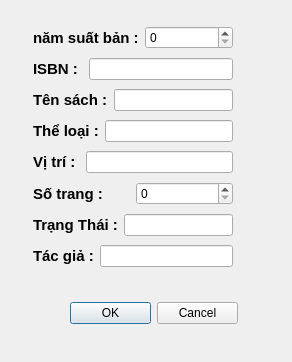
DTTaze/Qt-Library-Management, file librarymanage/themdausach.ui: the form before one commit.
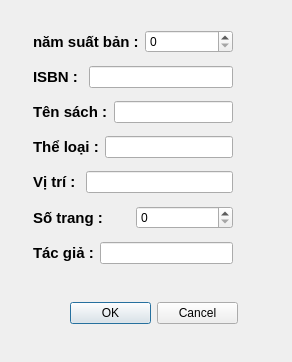
The form after the commit.

```diff
--- a/librarymanage/themdausach.ui
+++ b/librarymanage/themdausach.ui
@@ -13,7 +13,7 @@
   <property name="windowTitle">
    <string>Dialog</string>
   </property>
-  <widget class="QWidget" name="">
+  <widget class="QWidget" name="layoutWidget">
    <property name="geometry">
     <rect>
      <x>70</x>
@@ -39,7 +39,7 @@
     </item>
    </layout>
   </widget>
-  <widget class="QWidget" name="">
+  <widget class="QWidget" name="layoutWidget">
    <property name="geometry">
     <rect>
      <x>33</x>
@@ -62,7 +62,11 @@
        </widget>
       </item>
       <item>
-       <widget class="QSpinBox" name="spinBox_namsb"/>
+       <widget class="QSpinBox" name="spinBox_namsb">
+        <property name="maximum">
+         <number>10000</number>
+        </property>
+       </widget>
       </item>
      </layout>
     </item>
@@ -147,25 +151,12 @@
        </widget>
       </item>
       <item>
-       <widget class="QSpinBox" name="spinBox_sotrang"/>
-      </item>
-     </layout>
-    </item>
-    <item>
-     <layout class="QHBoxLayout" name="horizontalLayout_4">
-      <item>
-       <widget class="QLabel" name="label_8">
-        <property name="styleSheet">
-         <string notr="true">font-size: 15px;color:black;font-weight:700;</string>
-        </property>
-        <property name="text">
-         <string>Trạng Thái :</string>
+       <widget class="QSpinBox" name="spinBox_sotrang">
+        <property name="maximum">
+         <number>100000</number>
         </property>
        </widget>
       </item>
-      <item>
-       <widget class="QLineEdit" name="lineEdit"/>
-      </item>
      </layout>
     </item>
     <item>
```
Left out of the diff: 11 changed lines with no effect on the pictures.
